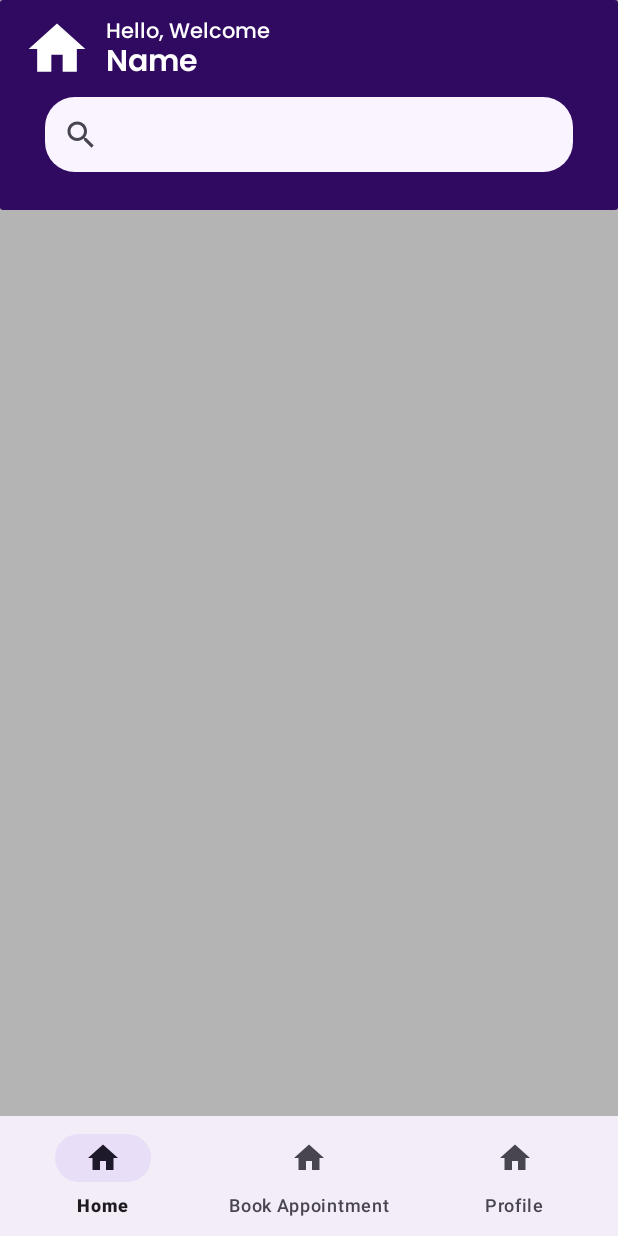
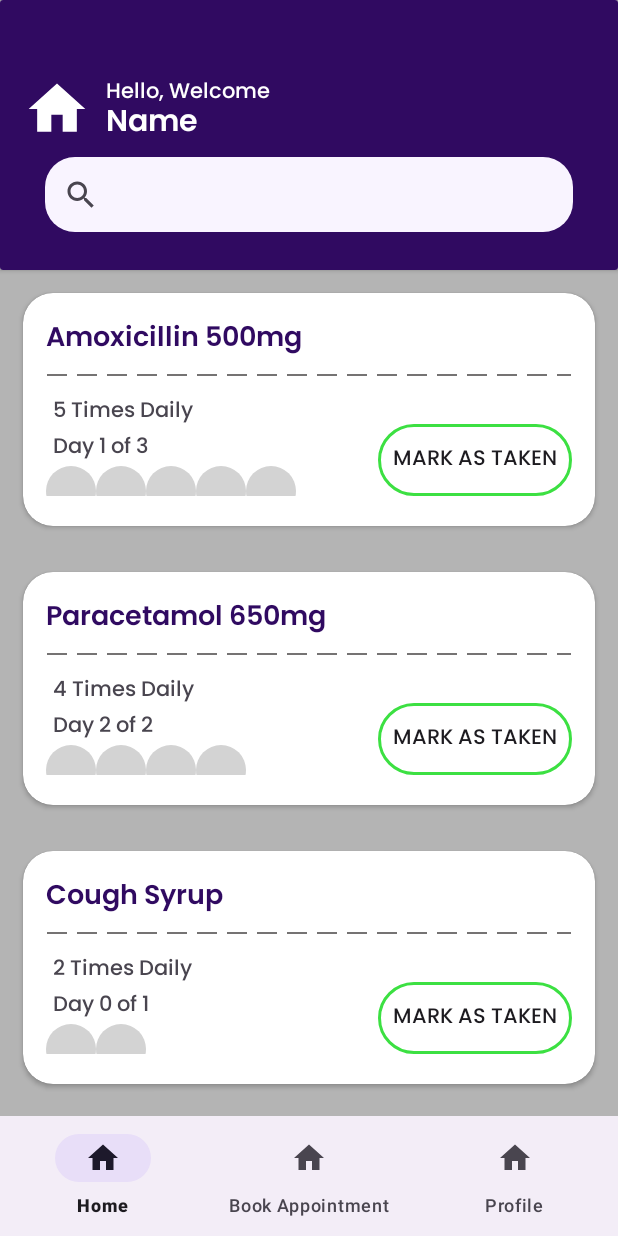
Before and after one commit to DevilSpecial/MedSewa, an Android app: the screen it shows after launch (MainActivity), on a phone screen of 412 x 824 dp. Run offline under Robolectric (Android 15) with nearby library versions, the phone set to English and light mode, and no system bars; our stand-ins replace navigation-ui.

Commit message:
HomeFragmentDone

```diff
--- /dev/null
+++ b/app/src/main/java/com/example/medsewa/AdapterMed.kt
@@ -0,0 +1,60 @@
+package com.example.medsewa
+
+import android.view.LayoutInflater
+import android.view.View
+import android.view.ViewGroup
+import android.widget.ImageView
+import androidx.appcompat.view.menu.MenuView.ItemView
+import androidx.core.content.ContextCompat
+import androidx.recyclerview.widget.RecyclerView
+import com.example.medsewa.databinding.MedecingCardViewBinding
+
+class AdapterMed(private val medList: ArrayList<Medecine>): RecyclerView.Adapter<AdapterMed.MyViewHolder>() {
+    override fun onCreateViewHolder(parent: ViewGroup, viewType: Int): MyViewHolder {
+        val binding = MedecingCardViewBinding.inflate(LayoutInflater.from(parent.context),parent,false)
+        return  MyViewHolder(binding)
+    }
+
+    override fun getItemCount(): Int {
+        return  medList.size
+    }
+
+    override fun onBindViewHolder(holder: MyViewHolder, position: Int) {
+        val med = medList[position]
+        holder.bind(med)
+    }
+
+    class MyViewHolder(private val binding: MedecingCardViewBinding) : RecyclerView.ViewHolder(binding.root) {
+        fun bind(medicine: Medecine) {
+            binding.medName.text = medicine.medText
+            binding.tvTimes.text = "${medicine.numPills} Times Daily"
+            binding.tvTaken.text =  "Day ${medicine.daysTaken} of ${medicine.totalDays}"
+            updatePillsUI(medicine)
+            binding.btnTaken.setOnClickListener {
+                if (medicine.pillsTaken < medicine.numPills) {
+                    medicine.pillsTaken++  // Increment doses taken
+                    updatePillsUI(medicine)  // Refresh UI
+                }
+            }
+        }
+
+        private fun updatePillsUI(medicine: Medecine) {
+            binding.pillContainer.removeAllViews()
+            val context = binding.root.context
+
+            for (i in 0 until medicine.numPills) {
+                val pill = ImageView(context)
+                pill.layoutParams = ViewGroup.LayoutParams(50, 50)
+
+                // Initially gray, turns green when taken
+                if (i < medicine.pillsTaken) {
+                    pill.setImageDrawable(ContextCompat.getDrawable(context, R.drawable.pill_active))
+                } else {
+                    pill.setImageDrawable(ContextCompat.getDrawable(context, R.drawable.pill_passive))
+                }
+
+                binding.pillContainer.addView(pill)
+            }
+        }
+        }
+    }
--- /dev/null
+++ b/app/src/main/java/com/example/medsewa/Medecine.kt
@@ -0,0 +1,3 @@
+package com.example.medsewa
+
+data class Medecine(var medText : String, var daysTaken : Int,var totalDays: Int, var pillsTaken : Int, var numPills:Int)
--- a/app/src/main/java/com/example/medsewa/fragments/HomeFragment.kt
+++ b/app/src/main/java/com/example/medsewa/fragments/HomeFragment.kt
@@ -5,11 +5,20 @@ import android.view.LayoutInflater
 import android.view.View
 import android.view.ViewGroup
 import androidx.fragment.app.Fragment
+import androidx.recyclerview.widget.LinearLayoutManager
+import com.example.medsewa.AdapterMed
+import com.example.medsewa.Medecine
 import com.example.medsewa.R
 import com.example.medsewa.databinding.FragmentHomeBinding
 
 class HomeFragment : Fragment() {
 
+    private lateinit var adapter: AdapterMed
+    private val medicines = arrayListOf(
+        Medecine("Amoxicillin 500mg", 1, 3,0,5),
+        Medecine("Paracetamol 650mg",  2, 2,0,4),
+        Medecine("Cough Syrup",  0, 1,0,2)
+    )
 
 lateinit var  binding: FragmentHomeBinding
     override fun onCreateView(
@@ -21,8 +30,11 @@ lateinit var  binding: FragmentHomeBinding
     }
 
     override fun onViewCreated(view: View, savedInstanceState: Bundle?) {
+
         super.onViewCreated(view, savedInstanceState)
-
+        adapter = AdapterMed(medicines)
+        binding.recyclerView.layoutManager = LinearLayoutManager(requireContext())
+        binding.recyclerView.adapter = adapter
 
     }
 
--- /dev/null
+++ b/app/src/main/res/drawable/btn_med_bg.xml
@@ -0,0 +1,7 @@
+<?xml version="1.0" encoding="utf-8"?>
+<shape xmlns:android="http://schemas.android.com/apk/res/android">
+<solid android:color="#000D0D0D"></solid>
+
+    <corners android:radius="80dp"/>
+    <stroke android:color="#3CE042" android:width="2dp"/>
+</shape>
--- a/app/src/main/res/drawable/dotted_line.xml
+++ b/app/src/main/res/drawable/dotted_line.xml
@@ -1,7 +1,7 @@
 <?xml version="1.0" encoding="utf-8"?>
 <shape xmlns:android="http://schemas.android.com/apk/res/android"
     android:shape="line">
-    <stroke android:color="#3A3A3A"
+    <stroke android:color="#757373"
         android:dashWidth="20px"
         android:dashGap="10px"
         android:width="1dp"/>
--- /dev/null
+++ b/app/src/main/res/drawable/pill_active.xml
@@ -0,0 +1,4 @@
+<shape xmlns:android="http://schemas.android.com/apk/res/android">
+    <corners android:radius="50dp"/>
+    <solid android:color="#4CAF50"/> <!-- Green (Taken) -->
+</shape>
--- /dev/null
+++ b/app/src/main/res/drawable/pill_passive.xml
@@ -0,0 +1,4 @@
+<shape xmlns:android="http://schemas.android.com/apk/res/android">
+    <corners android:radius="50dp"/>
+    <solid android:color="#D3D3D3"/> <!-- Gray (Pending) -->
+</shape>
--- a/app/src/main/res/layout/fragment_home.xml
+++ b/app/src/main/res/layout/fragment_home.xml
@@ -19,6 +19,7 @@
         app:layout_constraintTop_toTopOf="parent">
 
         <androidx.constraintlayout.widget.ConstraintLayout
+android:paddingTop="40dp"
             android:layout_width="match_parent"
             android:layout_height="match_parent"
             android:background="#300A61"
@@ -76,6 +77,7 @@
     </androidx.cardview.widget.CardView>
 
     <androidx.recyclerview.widget.RecyclerView
+        android:id="@+id/recyclerView"
         android:layout_width="match_parent"
         android:layout_height="wrap_content"
         app:layout_constraintTop_toBottomOf="@+id/cardView" />
--- a/app/src/main/res/layout/medecing_card_view.xml
+++ b/app/src/main/res/layout/medecing_card_view.xml
@@ -1,11 +1,14 @@
 <?xml version="1.0" encoding="utf-8"?>
 <androidx.cardview.widget.CardView xmlns:android="http://schemas.android.com/apk/res/android"
     xmlns:app="http://schemas.android.com/apk/res-auto"
+    xmlns:tools="http://schemas.android.com/tools"
     android:layout_width="match_parent"
     app:cardCornerRadius="20dp"
-    android:layout_height="200dp"
+    android:layout_margin="15dp"
+        android:layout_height="wrap_content"
     android:layout_marginHorizontal="5dp">
 <androidx.constraintlayout.widget.ConstraintLayout
+    android:paddingBottom="20dp"
     android:layout_width="match_parent"
     android:layout_height="match_parent">
 
@@ -16,16 +19,66 @@
          android:fontFamily="@font/poppins_semibold"
          android:text="Amoxicillin - 500 mg"
          android:textColor="#300A61"
+         android:textSize="18sp"
          android:layout_marginTop="15dp"
          android:layout_marginStart="15dp"
          app:layout_constraintStart_toStartOf="parent"
          app:layout_constraintTop_toTopOf="parent" />
-<ImageView
-    android:layout_marginTop="5dp"
-    android:layout_width="match_parent"
-    android:layout_marginHorizontal="15dp"
-    android:layout_height="5dp"
-    app:layout_constraintTop_toBottomOf="@id/med_name"
-     android:src="@drawable/dotted_line"/>
+
+     <ImageView
+         android:id="@+id/imageView2"
+         android:layout_width="match_parent"
+         android:layout_height="5dp"
+         android:layout_marginHorizontal="15dp"
+         android:layout_marginTop="5dp"
+         android:src="@drawable/dotted_line"
+         app:layout_constraintTop_toBottomOf="@id/med_name"
+         tools:layout_editor_absoluteX="15dp" />
+
+     <TextView
+         android:id="@+id/tv_times"
+         android:layout_width="wrap_content"
+         android:layout_height="wrap_content"
+         android:layout_marginTop="10dp"
+         android:layout_marginStart="20dp"
+         android:fontFamily="@font/poppins_medium"
+         android:text="3 Times Daily"
+         android:textSize="14sp"
+         app:layout_constraintStart_toStartOf="parent"
+         app:layout_constraintTop_toBottomOf="@+id/imageView2" />
+
+     <TextView
+         android:id="@+id/tv_taken"
+         android:layout_width="wrap_content"
+         android:layout_height="wrap_content"
+         android:layout_marginStart="20dp"
+         android:fontFamily="@font/poppins_medium"
+         android:text="Day 1 of 5"
+         android:textSize="14sp"
+         app:layout_constraintStart_toStartOf="parent"
+         app:layout_constraintTop_toBottomOf="@+id/tv_times" />
+
+     <LinearLayout
+         android:id="@+id/pillContainer"
+         android:layout_width="wrap_content"
+         android:layout_height="20dp"
+         android:layout_marginStart="15dp"
+         app:layout_constraintStart_toStartOf="parent"
+         android:orientation="horizontal"
+         app:layout_constraintTop_toBottomOf="@+id/tv_taken" />
+
+     <androidx.appcompat.widget.AppCompatButton
+         android:background="@drawable/btn_med_bg"
+         android:id="@+id/btn_taken"
+         android:padding="10dp"
+         android:layout_width="wrap_content"
+         android:layout_height="wrap_content"
+         android:fontFamily="@font/poppins_medium"
+         android:text="Mark as Taken"
+         android:layout_marginEnd="15dp"
+         app:layout_constraintBottom_toBottomOf="parent"
+         app:layout_constraintEnd_toEndOf="parent" />
+
+
 </androidx.constraintlayout.widget.ConstraintLayout>
 </androidx.cardview.widget.CardView>
```
